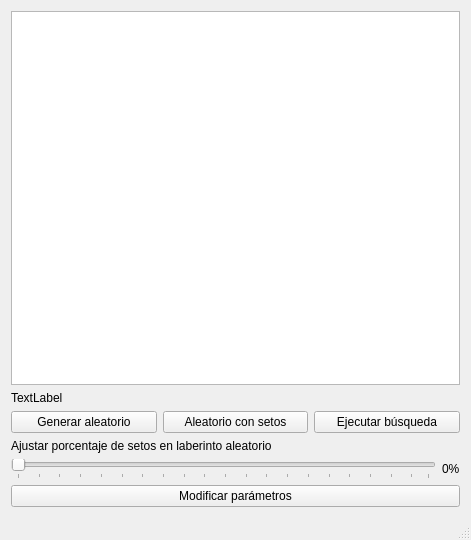
Qt form Implementación Gráfica 1/hp_mdl/ventanaprincipal.ui (Rafaherrero/ia) before a commit.
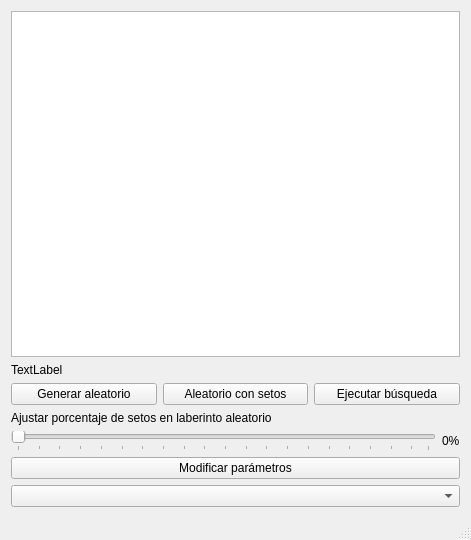
The same form after that commit.

Commit message: Arreglando interfaz

```diff
--- a/Implementación Gráfica 1/hp_mdl/ventanaprincipal.ui
+++ b/Implementación Gráfica 1/hp_mdl/ventanaprincipal.ui
@@ -167,6 +167,9 @@
       </property>
      </widget>
     </item>
+    <item>
+     <widget class="QComboBox" name="comboBox"/>
+    </item>
    </layout>
   </widget>
   <widget class="QMenuBar" name="menuBar">
```
